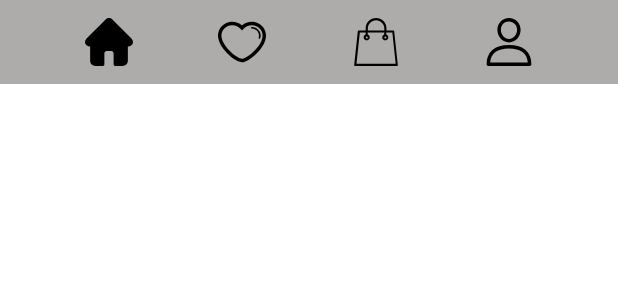
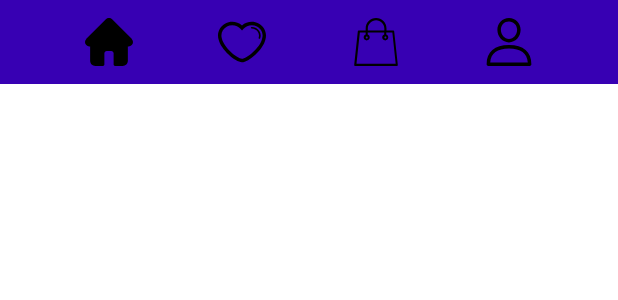
Before and after one commit to arad-sheybak/bottomnavigation, an Android app: the layout bottom_navigation.xml on its own in the app's theme, with its tools: preview values and no code run, on a phone screen of 412 x 824 dp. Shown: the top 300 px of the screen. Run offline under Robolectric (Android 15) with nearby library versions, the phone set to English and light mode, and no system bars.

Commit message:
background bottom navigation changed

```diff
--- a/app/src/main/res/layout/bottom_navigation.xml
+++ b/app/src/main/res/layout/bottom_navigation.xml
@@ -3,7 +3,7 @@
     xmlns:app="http://schemas.android.com/apk/res-auto"
     android:layout_width="match_parent"
     android:layout_height="?attr/actionBarSize"
-    android:background="@color/light_gray"
+    android:background="@color/purple_700"
     >
 
 
```
